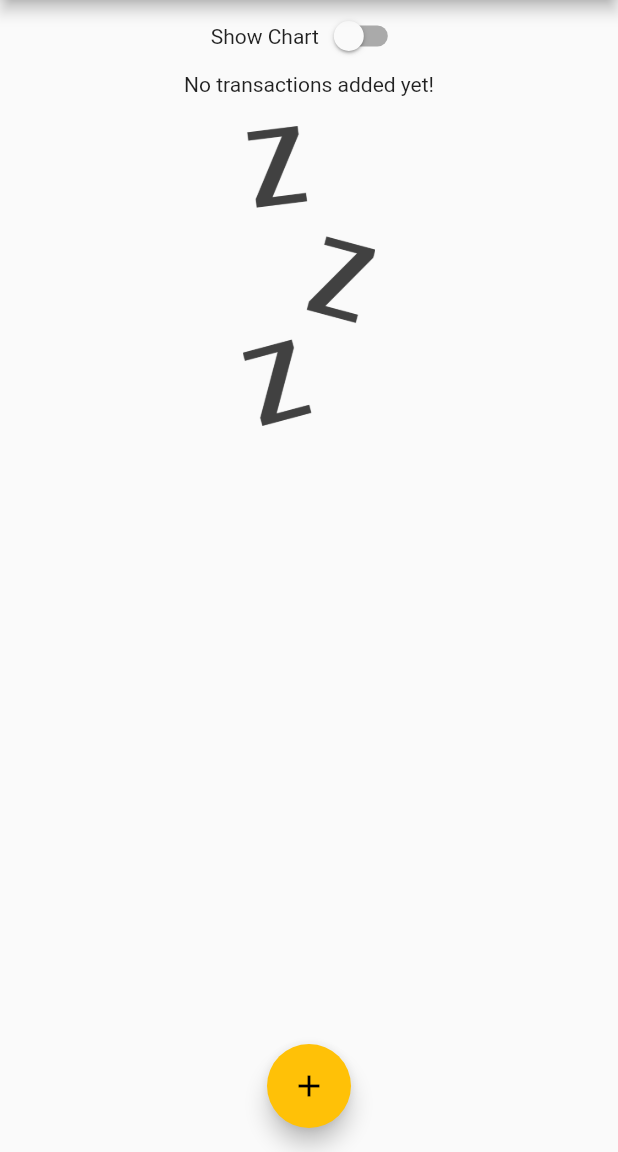
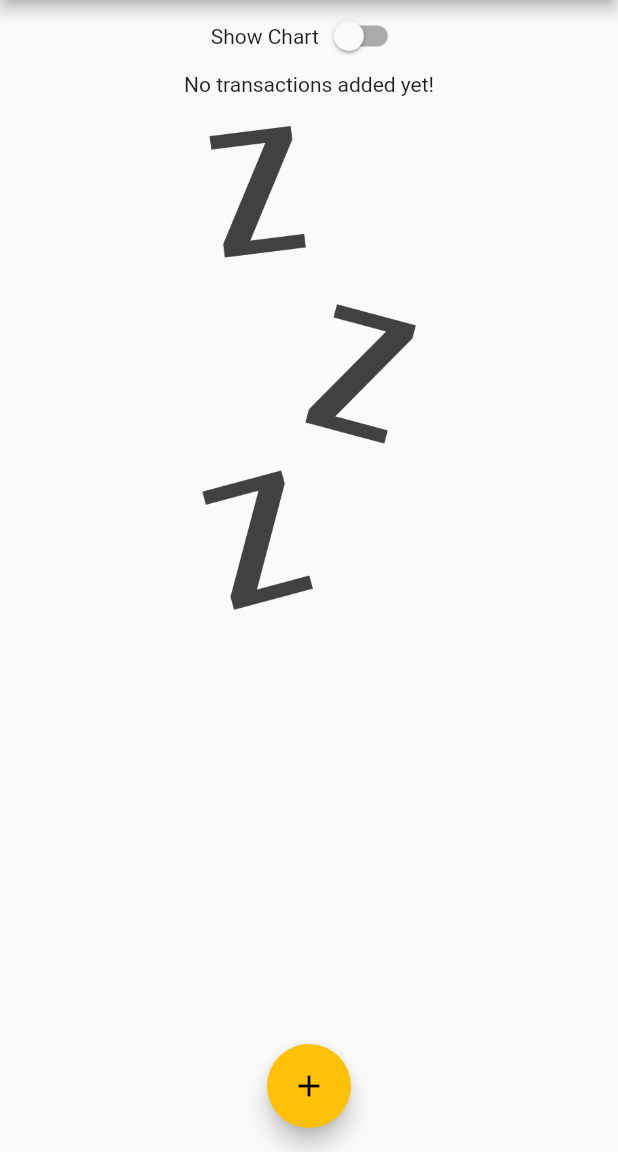
Before and after one commit to derekdotdev/personal-expenses-flutter, a Flutter app: the screen it shows after launch, on a phone screen of 412 x 824 dp, the part 84-1236 px from its top. Run offline on Flutter 3.47's test engine with Material 2 defaults, Android fonts, the phone set to English and light mode, and no system bars.

Commit message:
Add LayoutBuilder to TransactionsList to use the constraints to dynamically adjust the image height.

```diff
--- a/lib/main.dart
+++ b/lib/main.dart
@@ -151,7 +151,7 @@ class _MyHomePageState extends State<MyHomePage> {
                     height: (mediaQuery.size.height -
                             mediaQuery.padding.top -
                             appBar.preferredSize.height) *
-                        0.3,
+                        0.7,
                     child: Chart(_recentTransactions),
                   )
                 :
--- a/lib/widgets/transaction_list.dart
+++ b/lib/widgets/transaction_list.dart
@@ -13,21 +13,23 @@ class TransactionList extends StatelessWidget {
   @override
   Widget build(BuildContext context) {
     return transactions.isEmpty
-        ? Column(
+        ? LayoutBuilder(builder: (ctx, constraints) {
+            return Column(
               children: [
                 const Text('No transactions added yet!'),
                 const SizedBox(
                   height: 20,
                 ),
                 SizedBox(
-                height: 200,
+                  height: constraints.maxHeight * 0.6,
                   child: Image.asset(
                     'assets/images/waiting.png',
                     fit: BoxFit.cover,
                   ),
                 ),
               ],
-          )
+            );
+          })
         // ListView loads all children (even what's not visible)
         // ListView.builder() only loads what's visible on screen!
         // Builder is preferred
@@ -48,7 +50,7 @@ class TransactionList extends StatelessWidget {
                       child: FittedBox(
                         child: Text(
                           '\$${transactions[index].amount}',
-                          style: TextStyle(
+                          style: const TextStyle(
                             fontWeight: FontWeight.bold,
                           ),
                         ),
@@ -63,7 +65,7 @@ class TransactionList extends StatelessWidget {
                     DateFormat.yMMMd().format(transactions[index].date),
                   ),
                   trailing: IconButton(
-                    icon: Icon(Icons.delete),
+                    icon: const Icon(Icons.delete),
                     color: Theme.of(context).errorColor,
                     onPressed: () => deleteTx(transactions[index].id),
                   ), // Implement trash can IconButton to delete
```
Lines whose indentation alone changed are shown as unchanged.
